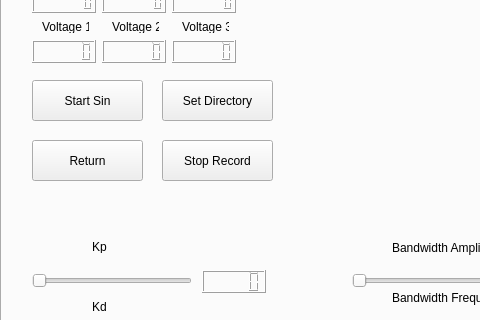
This is mainwindow.ui in sschorr/TactileDevice as Qt 5 draws it before an edit; both pictures show x 0 to 480 and y 483 to 803 of the 1166 by 936 pixel window. The edited form follows.
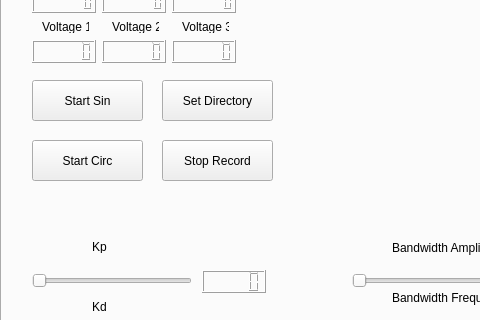
This is the edited form. Custom widgets are drawn as their Qt base class.

Commit message: added circle control mode, untested on laptop

Patch:
```diff
--- a/mainwindow.ui
+++ b/mainwindow.ui
@@ -764,19 +764,6 @@
        <string>Start Sin</string>
       </property>
      </widget>
-     <widget class="QPushButton" name="returnZero">
-      <property name="geometry">
-       <rect>
-        <x>30</x>
-        <y>580</y>
-        <width>111</width>
-        <height>41</height>
-       </rect>
-      </property>
-      <property name="text">
-       <string>Return</string>
-      </property>
-     </widget>
      <widget class="QPushButton" name="setDirectory">
       <property name="geometry">
        <rect>
@@ -1012,6 +999,19 @@
        <string>Hoop Hump Environment</string>
       </property>
      </widget>
+     <widget class="QPushButton" name="startCircle">
+      <property name="geometry">
+       <rect>
+        <x>30</x>
+        <y>580</y>
+        <width>111</width>
+        <height>41</height>
+       </rect>
+      </property>
+      <property name="text">
+       <string>Start Circ</string>
+      </property>
+     </widget>
     </widget>
     <widget class="QWidget" name="tab_2">
      <attribute name="title">
```
The commit also changes 6 other files.
